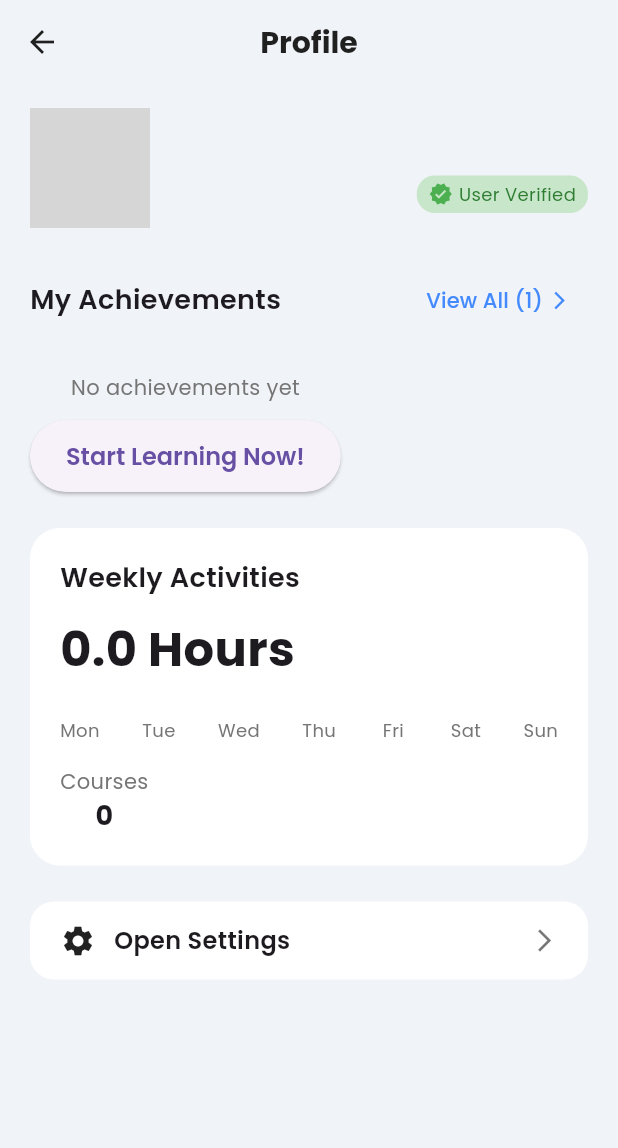
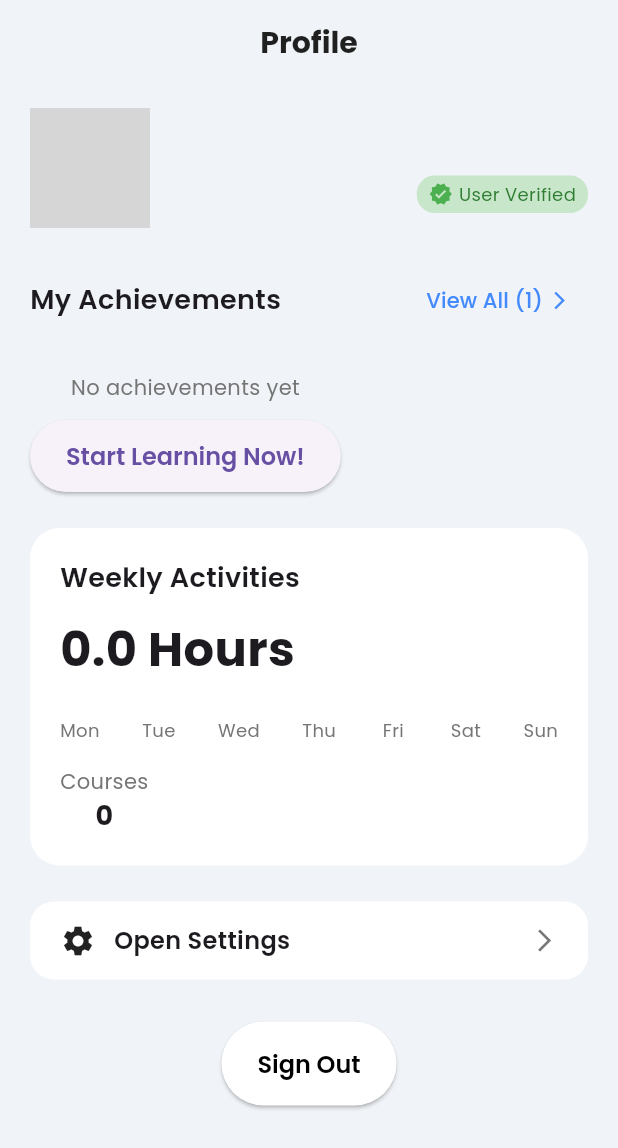
Before and after one commit to 015th/HCI-Project, a Flutter app: the ProfilePage screen opened directly, on a phone screen of 412 x 824 dp. Shown: the top 1148 px of the screen. Run offline on Flutter 3.47's test engine with Material 3 defaults, Android fonts, the phone set to English and light mode, and no system bars; our stand-ins replace cloud_firestore, firebase_auth, firebase_core, firebase_storage, google_fonts, image_picker; accounts and stored records are empty; network calls fail; grey boxes are pictures that could not be loaded.

```diff
--- a/lib/main.dart
+++ b/lib/main.dart
@@ -27,7 +27,7 @@ class MyApp extends StatelessWidget {
     return MaterialApp(
       debugShowCheckedModeBanner: false,
       theme: ThemeData(fontFamily: 'Nunito Sans'),
-      home: const MainScreen(),
+      initialRoute: '/login',
       routes: {
         '/login': (context) => const LoginPage(),
         '/register': (context) => const RegisterScreen(),
--- a/lib/pages/currentCourse.dart
+++ b/lib/pages/currentCourse.dart
@@ -17,7 +17,9 @@ class _CurrentCourseState extends State<CurrentCourse> {
 
   @override
   Widget build(BuildContext context) {
-    return Scaffold(
+    return PopScope(
+      canPop: false,
+    child: Scaffold(
       appBar: AppBar(
         title: Padding(
           padding: const EdgeInsets.only(left: 30.0),
@@ -171,6 +173,7 @@ class _CurrentCourseState extends State<CurrentCourse> {
           ),
         ),
       ),
+    ),
     );
   }
 }
--- a/lib/pages/profile.dart
+++ b/lib/pages/profile.dart
@@ -6,6 +6,7 @@ import 'package:image_picker/image_picker.dart';
   import 'package:firebase_storage/firebase_storage.dart';
   import 'package:cloud_firestore/cloud_firestore.dart';
   import 'package:flutter_application_1/bottomNav.dart';
+
 
   class ProfilePage extends StatefulWidget {
     const ProfilePage({super.key});
@@ -192,17 +193,14 @@ class _ProfilePageState extends State<ProfilePage> {
       List<double> activityHeights = List.filled(7, 0);
       // Example: Fetch daily activity minutes for each day of the week from Firestore
 
-    return Scaffold(
+      return PopScope(
+        canPop: false,
+      child: Scaffold(
         backgroundColor: const Color(0xFFF0F3F7),
         appBar: AppBar(
           backgroundColor: const Color(0xFFF0F3F7),
           elevation: 0,
-        leading: IconButton(
-          icon: const Icon(Icons.arrow_back, color: Colors.black87),
-          onPressed: () {
-            Navigator.pop(context);
-          },
-        ),
+
           title: Text(
             'Profile',
             style: GoogleFonts.poppins(
@@ -211,6 +209,7 @@ class _ProfilePageState extends State<ProfilePage> {
               fontSize: 20,
             ),
           ),
+          automaticallyImplyLeading: false,
           centerTitle: true,
         ),
         body: isLoading
@@ -218,6 +217,7 @@ class _ProfilePageState extends State<ProfilePage> {
             : SafeArea(
                 child: Padding(
                   padding: const EdgeInsets.symmetric(horizontal: 20, vertical: 16),
+                 child: SingleChildScrollView(
                   child: Column(
                     crossAxisAlignment: CrossAxisAlignment.start,
                     children: [
@@ -430,7 +430,9 @@ class _ProfilePageState extends State<ProfilePage> {
                       const SizedBox(height: 24),
 
                       // Open Settings Button
-                    GestureDetector(
+                    MouseRegion(
+                    cursor: SystemMouseCursors.click,
+                      child: GestureDetector(
                         onTap: () {
                           Navigator.pushNamed(context, '/settings');
                         },
@@ -459,7 +461,33 @@ class _ProfilePageState extends State<ProfilePage> {
                           ),
                         ),
                       ),
+                  ),
+
+                      // Sign Out Button
+                      const SizedBox(height: 12),
+                      Center(
+                        child: Container(
+
+                          padding: const EdgeInsets.all(16.0),
+                          child: ElevatedButton(
+                            onPressed: () {
+                              FirebaseAuth.instance.signOut();
+                              Navigator.pushReplacementNamed(context, '/login');
+                            },
+                            style: ElevatedButton.styleFrom(
+                              backgroundColor: const Color.fromARGB(255, 255, 255, 255),
+                              foregroundColor:  Colors.black,// Text color
+                              padding: const EdgeInsets.symmetric(horizontal: 24, vertical: 16),
+                              textStyle: GoogleFonts.poppins(
+                                  fontSize: 16, fontWeight: FontWeight.w600),
+                            ),
+                            child: const Text('Sign Out'),
+                          ),
+                        ),
+                      ),
                     ],
+                  ),
+                 ), // SingleChildScrollView
                 ),
             ),
            ),
```
Also changed, not shown: lib/pages/settings.dart (+6 -3 lines), pubspec.lock. Lines whose indentation alone changed are shown as unchanged.
